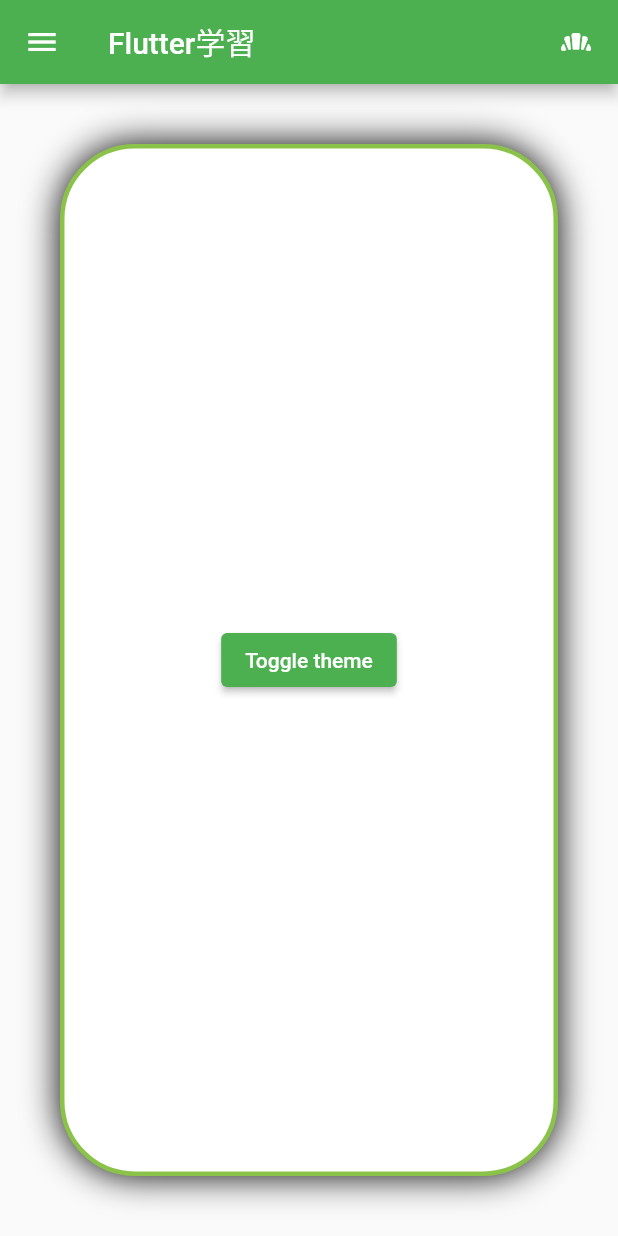
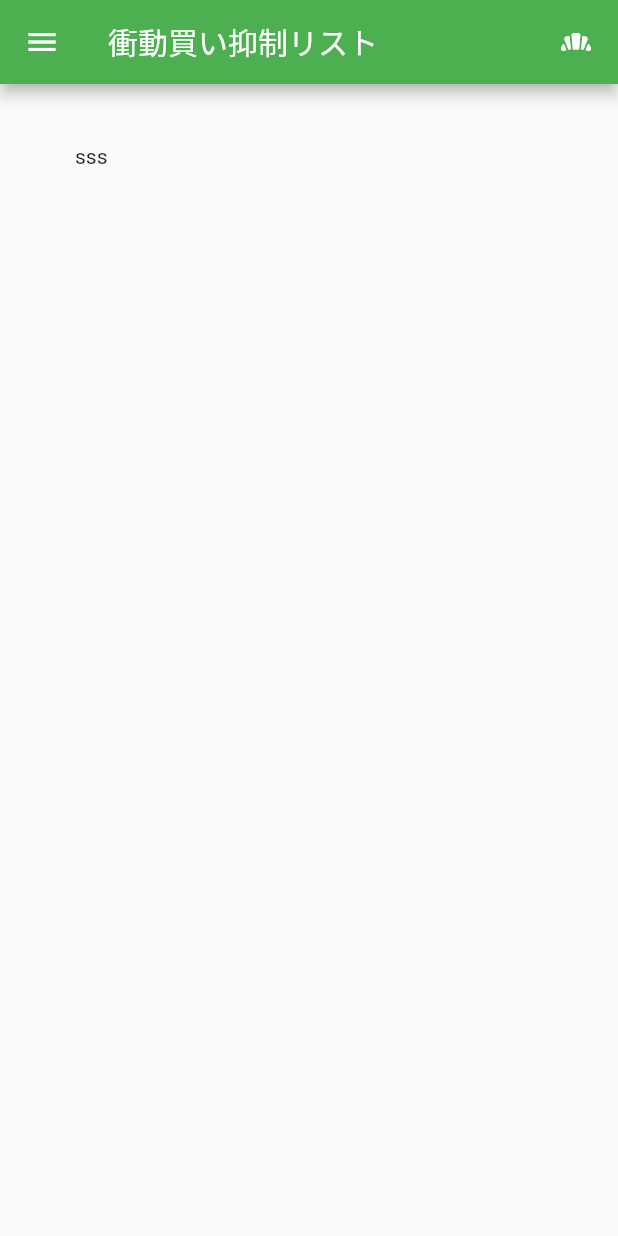
Before and after one commit to sakanafuto/Greed, a Flutter app: the screen it shows after launch, on a phone screen of 412 x 824 dp. Run offline on Flutter 3.47's test engine with Material 2 defaults, Android fonts, the phone set to English and light mode, and no system bars.

```diff
--- /dev/null
+++ b/lib/MyAppBody.dart
@@ -0,0 +1,34 @@
+import 'package:flutter/material.dart';
+
+class MyAppBody extends StatelessWidget {
+  MyAppBody({Key? key, this.changeTheme}) : super(key: key);
+  final changeTheme;
+
+  @override
+  Widget build(BuildContext context) {
+    return Container(
+      margin: EdgeInsets.all(40.0),
+      padding: EdgeInsets.only(right: 10.0, left: 10.0),
+
+      // decoration: BoxDecoration(
+      //     color: Colors.white,
+      //     border: Border.all(
+      //       color: Colors.lightGreen.shade500,
+      //       width: 3.0,
+      //     ),
+      //     borderRadius: BorderRadius.circular(50),
+      //     boxShadow: [
+      //       BoxShadow(
+      //         blurRadius: 20,
+      //       )
+      //     ]),
+      // child: Center(
+      //     child: ElevatedButton(
+      //   onPressed: changeTheme,
+      //   child: Text("Toggle theme"),
+      // )),
+
+      child: Text("sss"),
+    );
+  }
+}
--- /dev/null
+++ b/lib/app.dart
@@ -0,0 +1,114 @@
+import 'package:flutter/material.dart';
+import 'MyAppBody.dart';
+
+class MyApp extends StatefulWidget {
+  const MyApp({Key? key}) : super(key: key);
+
+  @override
+  State<MyApp> createState() => _MyAppState();
+}
+
+class _MyAppState extends State<MyApp> {
+  bool dark = false;
+
+  void _changeTheme() {
+    setState(() => dark = !dark);
+  }
+
+  // final pages = [
+  //   Container(
+  //     color: Colors.pink.shade500,
+  //   ),
+  //   Column(mainAxisAlignment: MainAxisAlignment.spaceAround, children: <Widget>[
+  //     Text("First text.",
+  //         style: TextStyle(
+  //           fontSize: 24,
+  //           color: Colors.green.shade900,
+  //           fontWeight: FontWeight.bold,
+  //         )),
+  //     Padding(
+  //       padding: EdgeInsets.all(32.0),
+  //       child: Text("padding!!"),
+  //     ),
+  //     Container(
+  //       height: 100.0,
+  //       width: double.infinity,
+  //       color: Colors.lightBlue[50],
+  //       padding: EdgeInsets.all(5.0),
+  //       margin: EdgeInsets.all(10.0),
+  //       child: Icon(Icons.margin),
+  //     ),
+  //     Text("Second text."),
+  //     TextButton(
+  //       onPressed: () => {print("button.")},
+  //       child: Text("update."),
+  //     ),
+  //     Row(mainAxisAlignment: MainAxisAlignment.spaceAround, children: [
+  //       Icon(
+  //         Icons.favorite,
+  //         color: Colors.pink[600],
+  //         size: 24.0,
+  //       ),
+  //       Icon(
+  //         Icons.beach_access,
+  //         color: Colors.blue[600],
+  //         size: 36.0,
+  //       ),
+  //       Icon(Icons.audiotrack, color: Colors.green[600], size: 30.0),
+  //     ])
+  //   ]),
+  //   Center(
+  //     child: ElevatedButton(
+  //       onPressed: _changeTheme,
+  //       child: Text("Toggle theme"),
+  //     )
+  //   ),
+  // ];
+
+  @override
+  Widget build(BuildContext context) {
+    return MaterialApp(
+      title: 'Flutter Demo',
+      theme: dark ? ThemeData.dark() : ThemeData(primarySwatch: Colors.green),
+      home: Scaffold(
+        appBar: AppBar(
+            title: Row(
+          children: [
+            Text("衝動買い抑制リスト"),
+            Spacer(),
+            Icon(Icons.bakery_dining_rounded),
+          ],
+        )),
+        drawer: Drawer(
+          child: Column(
+            mainAxisAlignment: MainAxisAlignment.center,
+            children: [
+              Column(
+                mainAxisAlignment: MainAxisAlignment.center,
+                children: [
+                  Row(
+                    mainAxisAlignment: MainAxisAlignment.spaceEvenly,
+                    children: [
+                      Text("abc"),
+                      Text("def"),
+                      Text("ghi"),
+                    ]
+                  ),
+                ]
+              ),
+              Padding(
+                  padding: EdgeInsets.only(top: 100.0, right: 160.0),
+                  child: FloatingActionButton(
+                    onPressed: _changeTheme,
+                    child: Icon(Icons.sunny,
+                      color: Colors.amber.shade300, size: 32.0)
+                  ),
+                ),
+            ],
+          ),
+        ),
+        body: MyAppBody(changeTheme: this._changeTheme),
+      ),
+    );
+  }
+}
--- a/lib/drawer.dart
+++ /dev/null
@@ -1 +0,0 @@
-import 'package:flutter/material.dart';
--- a/lib/main.dart
+++ b/lib/main.dart
@@ -1,127 +1,6 @@
 import 'package:flutter/material.dart';
-// import './page.dart';
+import 'app.dart';
 
-void main() => runApp(MyApp());
-
-class MyApp extends StatefulWidget {
-  const MyApp({Key? key}) : super(key: key);
-
-  @override
-  MyAppState createState() => MyAppState();
+void main() {
+  runApp(const MyApp());
 }
-
-class MyAppState extends State<MyApp> {
-  bool dark = false;
-  void _changeTheme() {
-    setState(() => dark = !dark);
-  }
-  // final pages = [
-  //   Container(
-  //     color: Colors.pink.shade500,
-  //   ),
-  //   Column(mainAxisAlignment: MainAxisAlignment.spaceAround, children: <Widget>[
-  //     Text("First text.",
-  //         style: TextStyle(
-  //           fontSize: 24,
-  //           color: Colors.green.shade900,
-  //           fontWeight: FontWeight.bold,
-  //         )),
-  //     Padding(
-  //       padding: EdgeInsets.all(32.0),
-  //       child: Text("padding!!"),
-  //     ),
-  //     Container(
-  //       height: 100.0,
-  //       width: double.infinity,
-  //       color: Colors.lightBlue[50],
-  //       padding: EdgeInsets.all(5.0),
-  //       margin: EdgeInsets.all(10.0),
-  //       child: Icon(Icons.margin),
-  //     ),
-  //     Text("Second text."),
-  //     TextButton(
-  //       onPressed: () => {print("button.")},
-  //       child: Text("update."),
-  //     ),
-  //     Row(mainAxisAlignment: MainAxisAlignment.spaceAround, children: [
-  //       Icon(
-  //         Icons.favorite,
-  //         color: Colors.pink[600],
-  //         size: 24.0,
-  //       ),
-  //       Icon(
-  //         Icons.beach_access,
-  //         color: Colors.blue[600],
-  //         size: 36.0,
-  //       ),
-  //       Icon(Icons.audiotrack, color: Colors.green[600], size: 30.0),
-  //     ])
-  //   ]),
-  //   Center(
-  //     child: ElevatedButton(
-  //       onPressed: _changeTheme,
-  //       child: Text("Toggle theme"),
-  //     )
-  //   ),
-  // ];
-
-  @override
-  Widget build(BuildContext context) {
-    return MaterialApp(
-      title: 'Flutter Demo',
-      theme: dark ? ThemeData.dark() : ThemeData(primarySwatch: Colors.green),
-      home: Scaffold(
-        appBar: AppBar(
-            title: Row(
-          children: [
-            Text("Flutter学習"),
-            Spacer(),
-            Icon(Icons.bakery_dining_rounded),
-          ],
-        )),
-        drawer: Drawer(
-            child: Column(
-          mainAxisAlignment: MainAxisAlignment.spaceAround,
-          children: <Widget>[
-            Row(
-              mainAxisAlignment: MainAxisAlignment.spaceEvenly,
-              children: <Widget>[
-                Text("abc"),
-                Text("def"),
-                Text("ghi"),
-              ],
-            ),
-            Row(
-                mainAxisAlignment: MainAxisAlignment.spaceEvenly,
-                children: <Widget>[
-                  Text("abc"),
-                  Text("def"),
-                  Text("ghi"),
-                ]),
-          ],
-        )),
-        body: Container(
-          margin: EdgeInsets.all(40.0),
-          padding: EdgeInsets.only(right: 10.0, left: 10.0),
-          decoration: BoxDecoration(
-              color: Colors.white,
-              border: Border.all(
-                color: Colors.lightGreen.shade500,
-                width: 3.0,
-              ),
-              borderRadius: BorderRadius.circular(50),
-              boxShadow: [
-                BoxShadow(
-                  blurRadius: 20,
-                )
-              ]),
-          child: Center(
-              child: ElevatedButton(
-            onPressed: _changeTheme,
-            child: Text("Toggle theme"),
-          )),
-        ),
-      ),
-    );
-  }
-}
--- a/lib/page.dart
+++ /dev/null
@@ -1 +0,0 @@
-import 'package:flutter/material.dart';
```
